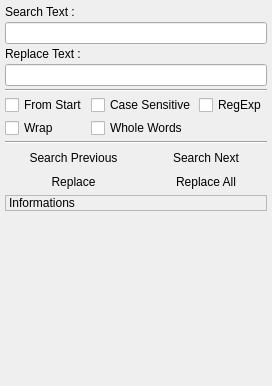
Old version of the form v2/trunk/monkey/src/qscintillamanager/ui/pSearch.ui in the repository testmana2/mks.
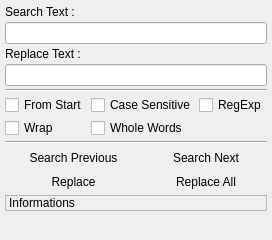
New version of the form. Icons and pictures are not drawn.

Commit message: update all margins to 5 and spacings to 3 when possible

The edit to the form file:
```diff
--- a/v2/trunk/monkey/src/qscintillamanager/ui/pSearch.ui
+++ b/v2/trunk/monkey/src/qscintillamanager/ui/pSearch.ui
@@ -5,8 +5,8 @@
    <rect>
     <x>0</x>
     <y>0</y>
-    <width>246</width>
-    <height>386</height>
+    <width>250</width>
+    <height>240</height>
    </rect>
   </property>
   <property name="windowTitle" >
@@ -17,7 +17,19 @@
     <property name="margin" >
      <number>5</number>
     </property>
-    <property name="spacing" >
+    <property name="topMargin" >
+     <number>5</number>
+    </property>
+    <property name="rightMargin" >
+     <number>5</number>
+    </property>
+    <property name="bottomMargin" >
+     <number>5</number>
+    </property>
+    <property name="horizontalSpacing" >
+     <number>3</number>
+    </property>
+    <property name="verticalSpacing" >
      <number>3</number>
     </property>
     <item row="4" column="0" colspan="4" >
```
Left out of the diff: 18 changed lines with no effect on the pictures. The commit also changes 21 other files.
